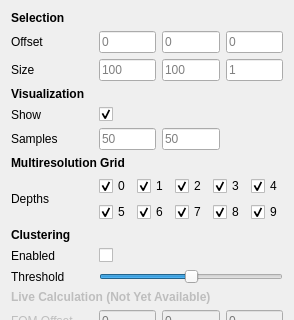
First picture: the form in include/ui/plugins/fdm_toolbox.ui, repository VRGroupRWTH/pli_view, before the edit; both pictures show x 0 to 294 and y 0 to 320 of the 294 by 543 pixel window.
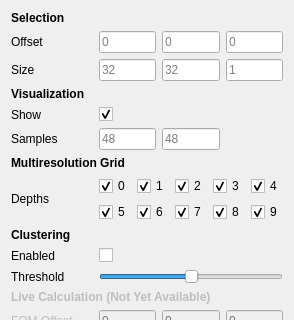
Second picture: the form after the edit.

Diff of the .ui file:
```diff
--- a/include/ui/plugins/fdm_toolbox.ui
+++ b/include/ui/plugins/fdm_toolbox.ui
@@ -122,7 +122,7 @@
       <set>Qt::AlignLeading|Qt::AlignLeft|Qt::AlignVCenter</set>
      </property>
      <property name="placeholderText">
-      <string>100</string>
+      <string>32</string>
      </property>
     </widget>
    </item>
@@ -141,7 +141,7 @@
       <set>Qt::AlignLeading|Qt::AlignLeft|Qt::AlignVCenter</set>
      </property>
      <property name="placeholderText">
-      <string>100</string>
+      <string>32</string>
      </property>
     </widget>
    </item>
@@ -234,7 +234,7 @@
       <set>Qt::AlignLeading|Qt::AlignLeft|Qt::AlignVCenter</set>
      </property>
      <property name="placeholderText">
-      <string>50</string>
+      <string>48</string>
      </property>
     </widget>
    </item>
@@ -256,7 +256,7 @@
       <set>Qt::AlignLeading|Qt::AlignLeft|Qt::AlignVCenter</set>
      </property>
      <property name="placeholderText">
-      <string>50</string>
+      <string>48</string>
      </property>
     </widget>
    </item>
```
